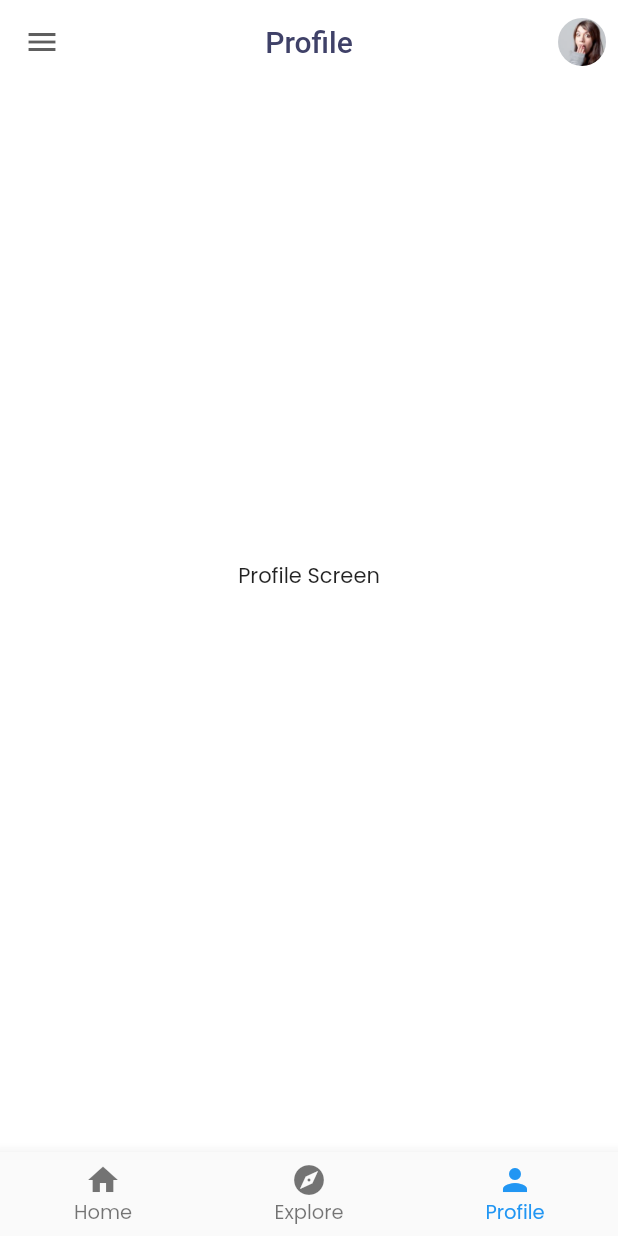
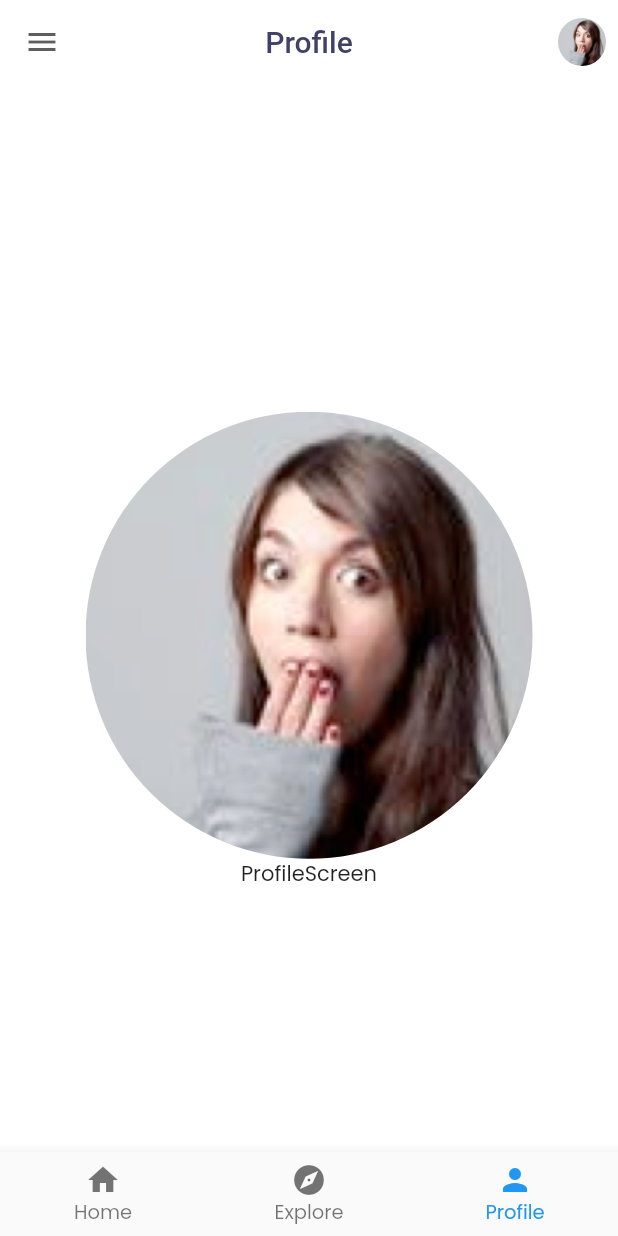
Before and after one commit to brancyx/Arrive-SG-Flutter-App, a Flutter app: the screen it shows after launch, item 3 of the bottom bar chosen, on a phone screen of 412 x 824 dp. Run offline on Flutter 3.47's test engine with Material 2 defaults, Android fonts, the light colour scheme and no system bars; our stand-ins replace flutter_svg, google_fonts.

Commit message:
Included profile screen

```diff
--- a/lib/components/custom_bottom_nav_bar.dart
+++ b/lib/components/custom_bottom_nav_bar.dart
@@ -1,6 +1,7 @@
 import 'package:flutter/material.dart';
 import 'package:flutter_svg/flutter_svg.dart';
 import 'package:travel/screens/events/events_screen.dart';
+import 'package:travel/screens/profile/profile_screen.dart';
 
 import '../constants.dart';
 import '../screens/events/events_screen.dart';
@@ -122,7 +123,7 @@ class _NavState extends State<CustomBottonNavBar> {
   List<Widget> _widgetOptions = <Widget>[
     HomeScreen(),
     EventsScreen(),
-    Text('Profile Screen'),
+    ProfileScreen(),
   ];
 
   void _onItemTap(int index) {
--- /dev/null
+++ b/lib/screens/profile/profile_screen.dart
@@ -0,0 +1,39 @@
+import 'package:flutter/material.dart';
+import 'package:travel/components/app_bar.dart';
+import 'package:travel/components/custom_bottom_nav_bar.dart';
+import 'package:travel/screens/events/components/facebook.dart';
+import 'package:travel/screens/events/components/instagram.dart';
+import 'package:travel/screens/events/components/telegram.dart';
+
+import '../../components/place_card.dart';
+import '../../constants.dart';
+import '../../models/TravelSpot.dart';
+import '../../size_config.dart';
+import '../home/components/read_guide.dart';
+import '../home/components/top_travelers.dart';
+
+class ProfileScreen extends StatelessWidget {
+  @override
+  Widget build(BuildContext context) {
+    // You have to call SizeConfig on your starting page
+    SizeConfig().init(context);
+    return SizedBox(
+      width: SizeConfig.screenWidth,
+      child: Padding(
+        padding: const EdgeInsets.fromLTRB(0.0,100.0,0.0,0.0),
+        child: SingleChildScrollView(
+          clipBehavior: Clip.none,
+          child: SafeArea(
+            top: false,
+            child: Column(
+              children: [
+                ClipOval(child: Image.asset("assets/images/profile.png")),
+                Text("ProfileScreen")
+              ],
+            ),
+          ),
+        ),
+      ),
+    );
+  }
+}
```
